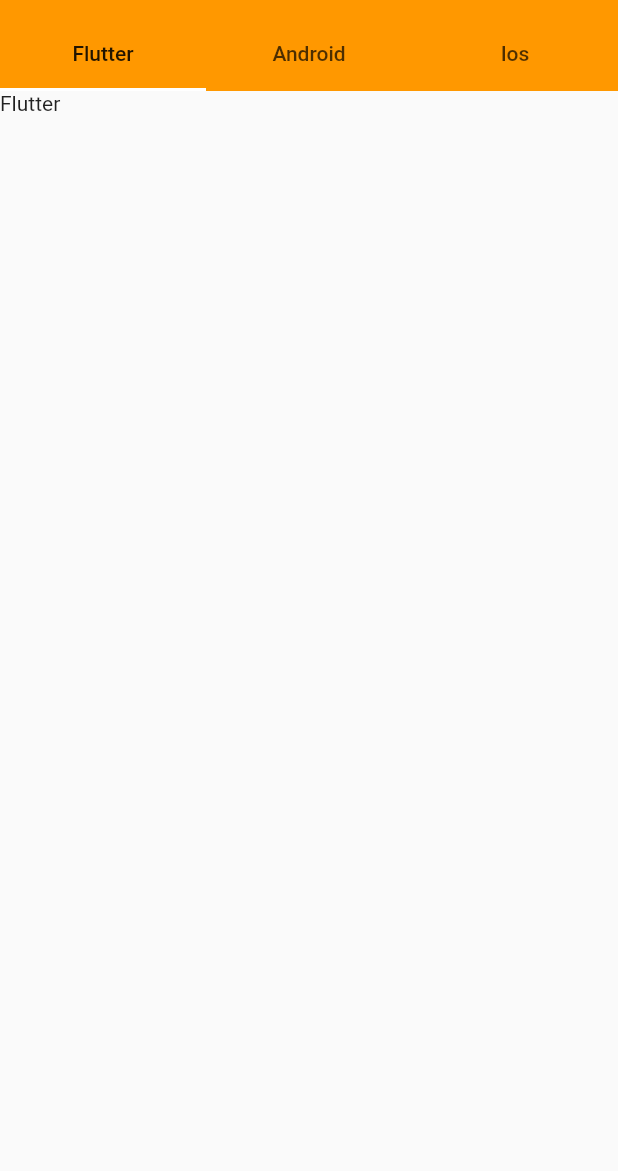
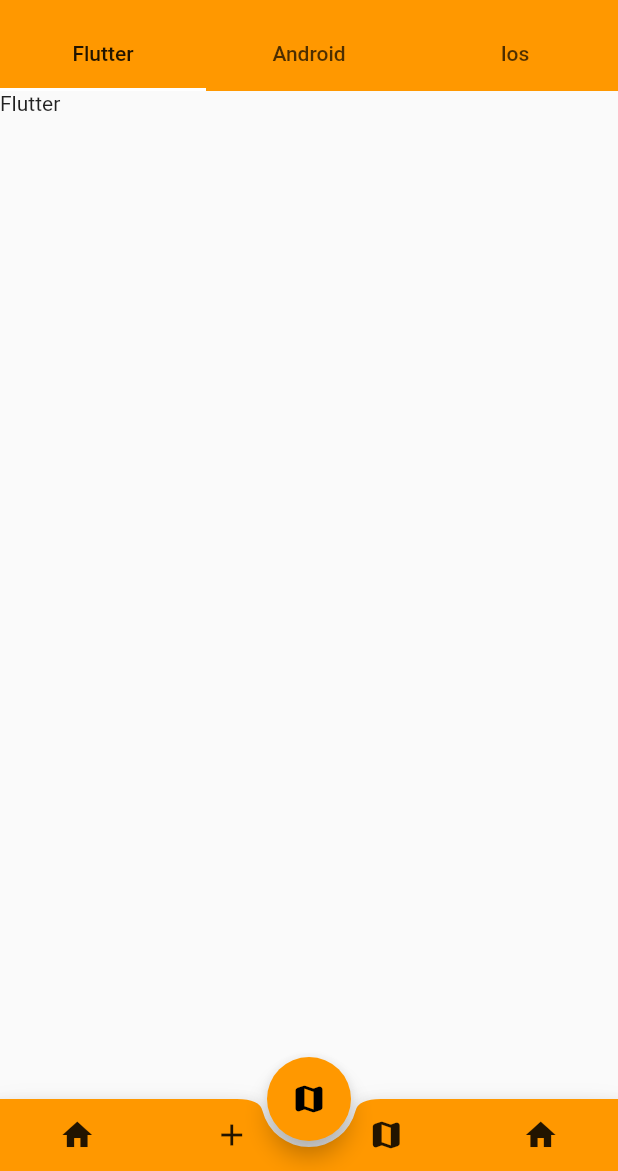
Before and after one commit to rainy1251/untitled, a Flutter app: the screen it shows after launch, in the side drawer, after a tap on the "add" icon, on a phone screen of 412 x 824 dp, the part 65-1236 px from its top. Run offline on Flutter 3.47's test engine with Material 2 defaults, Android fonts, the phone set to English and light mode, and no system bars.

Commit message:
TabBar和Drawer

```diff
--- a/lib/main.dart
+++ b/lib/main.dart
@@ -1,6 +1,8 @@
 import 'package:flutter/material.dart';
+import 'package:untitled/widgets/BottomNavigationDemo.dart';
 import 'package:untitled/widgets/LayoutWidget.dart';
 import 'package:untitled/widgets/LoginPage.dart';
+import 'package:untitled/widgets/MyBottomNavigationBar.dart';
 import 'package:untitled/widgets/SecondPage.dart';
 import 'package:untitled/widgets/demo_1.dart';
 
@@ -21,8 +23,10 @@ class MyApp extends StatelessWidget {
         "/": (context) => LoginPage(),
         "layout": (context) => LayoutWidget(),
         "second": (context) => SecondPage(),
+        "navigation": (context) => BottomNavigationDemo(),
+        "myNavigation": (context) => MyBottomNavigationBar(),
       },
-      initialRoute: "second",
+      initialRoute: "myNavigation",
       onGenerateRoute: (RouteSettings s) {
         print(s);
         switch (s.name) {
--- /dev/null
+++ b/lib/widgets/MyBottomNavigationBar.dart
@@ -0,0 +1,89 @@
+import 'package:flutter/cupertino.dart';
+import 'package:flutter/material.dart';
+import 'package:untitled/widgets/ListViewDemo.dart';
+import 'package:untitled/widgets/LoginPage.dart';
+import 'package:untitled/widgets/SecondPage.dart';
+
+class MyBottomNavigationBar extends StatefulWidget {
+  MyBottomNavigationBar({Key? key}) : super(key: key);
+  List<Widget> widgets = [
+    SecondPage(),
+    LoginPage(),
+    ListViewDemo(),
+    LoginPage()
+  ];
+
+  @override
+  _myBottomNavigationState createState() => _myBottomNavigationState();
+}
+
+class _myBottomNavigationState extends State<MyBottomNavigationBar> {
+  int _index = 0;
+
+  @override
+  Widget build(BuildContext context) {
+    return Scaffold(
+      bottomNavigationBar: BottomAppBar(
+        color: Theme.of(context).primaryColor,
+        shape: CircularNotchedRectangle(),
+        child: Row(
+          mainAxisAlignment: MainAxisAlignment.spaceAround,
+          children: [
+            IconButton(
+              onPressed: () {
+                setState(() {
+                  _index = 0;
+                });
+              },
+              icon: Icon(Icons.home),
+            ),
+            IconButton(
+                onPressed: () {
+                  setState(() {
+                    _index = 1;
+                  });
+                },
+                icon: Icon(Icons.add)),
+            IconButton(
+                onPressed: () {
+                  setState(() {
+                    _index = 2;
+                  });
+                },
+                icon: Icon(Icons.map_rounded)),
+            IconButton(
+                onPressed: () {
+                  setState(() {
+                    _index = 3;
+                  });
+                },
+                icon: Icon(Icons.home)),
+          ],
+        ),
+      ),
+      // bottomNavigationBar: BottomNavigationBar(
+      //   type: BottomNavigationBarType.fixed,
+      //   items: [
+      //     BottomNavigationBarItem(icon: Icon(Icons.home), label: "首页"),
+      //     BottomNavigationBarItem(icon: Icon(Icons.add), label: "我的"),
+      //     BottomNavigationBarItem(icon: Icon(Icons.map_rounded), label: "首页"),
+      //     BottomNavigationBarItem(icon: Icon(Icons.home), label: "我的"),
+      //   ],
+      //   onTap: (v) {
+      //     setState(() {
+      //       _index = v;
+
+      //     });
+      //   },
+      // ),
+      body: widget.widgets[_index],
+      floatingActionButtonLocation: FloatingActionButtonLocation.centerDocked,
+      floatingActionButton: FloatingActionButton(
+        onPressed: () {
+          print("object");
+        },
+        child: Icon(Icons.map_rounded),
+      ),
+    );
+  }
+}
--- a/lib/widgets/SecondPage.dart
+++ b/lib/widgets/SecondPage.dart
@@ -3,7 +3,7 @@ import 'package:flutter/material.dart';
 
 class SecondPage extends StatefulWidget {
   SecondPage({Key? key}) : super(key: key);
-  List<Widget> widgets = [FlutterView(), AndroidView(), IosView()];
+  List<Widget> widgets = [FlutterView(), AndroidMyView(), IosView()];
 
   @override
   _SecondPageState createState() => _SecondPageState();
@@ -79,8 +79,8 @@ class FlutterView extends StatelessWidget {
   }
 }
 
-class AndroidView extends StatelessWidget {
-  const AndroidView({Key? key}) : super(key: key);
+class AndroidMyView extends StatelessWidget {
+  const AndroidMyView({Key? key}) : super(key: key);
 
   @override
   Widget build(BuildContext context) {
@@ -114,16 +114,27 @@ class MyDrawer extends StatelessWidget {
             crossAxisAlignment: CrossAxisAlignment.start,
             children: [
               Padding(
-                padding: EdgeInsets.only(top: 62),
+                padding: EdgeInsets.only(top: 29),
+                child: ConstrainedBox(
+                  constraints: const BoxConstraints.expand(
+                      width: double.infinity, height: 60),
+                  child: Container(
+                      color: Colors.red,
+                      padding: EdgeInsets.only(top: 20, left: 20),
+                      child: Text("昵称")),
+                ),
+              ),
+              Padding(
+                padding: EdgeInsets.only(top: 0),
                 child: ConstrainedBox(
                   constraints:
                       BoxConstraints.expand(width: double.infinity, height: 60),
                   child: Container(
                       color: Colors.red,
                       padding: EdgeInsets.only(top: 20, left: 20),
-                      child: Text("昵称")),
+                      child: Text("头像")),
                 ),
-              )
+              ),
             ],
           )),
     );
```
Also changed, not shown: lib/widgets/BottomNavigationDemo.dart (added, +72 -0 lines), lib/widgets/ListDeme.dart (added, +24 -0 lines), lib/widgets/ListViewDemo.dart (added, +92 -0 lines).
